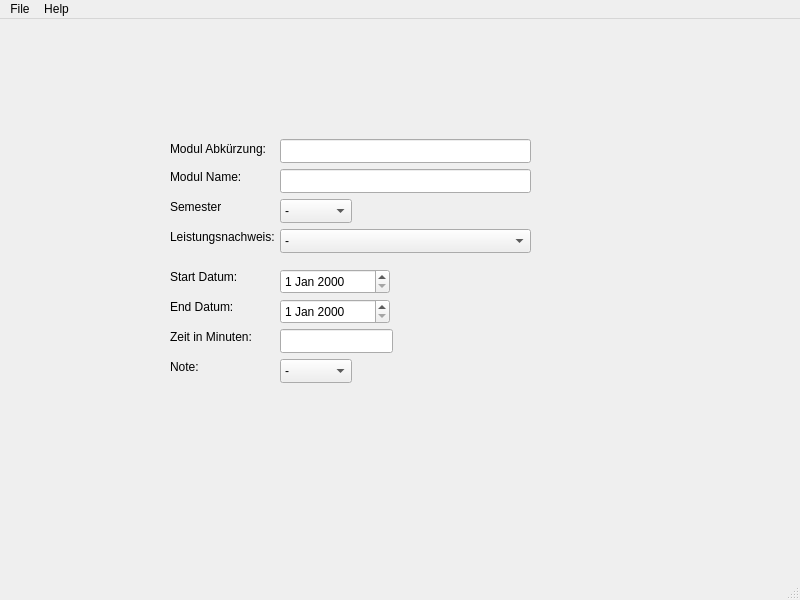
This is src/Db_Input_Window.ui in Enidable/AkademeMateQt as Qt 5 draws it before an edit. The edited form follows.
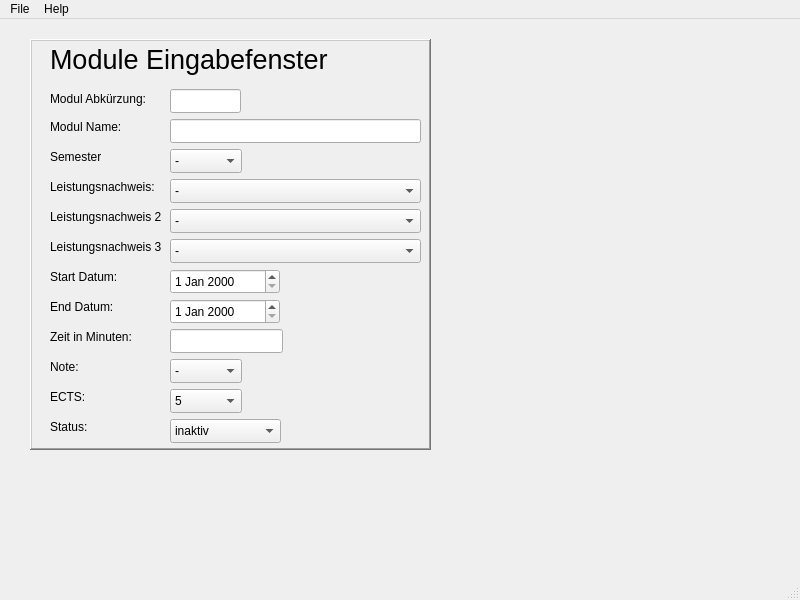
This is the edited form.

Commit message: color based on status

```diff
--- a/src/Db_Input_Window.ui
+++ b/src/Db_Input_Window.ui
@@ -17,9 +17,9 @@
    <widget class="QLineEdit" name="short_name_label">
     <property name="geometry">
      <rect>
-      <x>280</x>
-      <y>120</y>
-      <width>251</width>
+      <x>170</x>
+      <y>70</y>
+      <width>71</width>
       <height>24</height>
      </rect>
     </property>
@@ -27,8 +27,8 @@
    <widget class="QLineEdit" name="Long_Name">
     <property name="geometry">
      <rect>
-      <x>280</x>
-      <y>150</y>
+      <x>170</x>
+      <y>100</y>
       <width>251</width>
       <height>24</height>
      </rect>
@@ -37,8 +37,8 @@
    <widget class="QLabel" name="short_name">
     <property name="geometry">
      <rect>
-      <x>170</x>
-      <y>120</y>
+      <x>50</x>
+      <y>70</y>
       <width>101</width>
       <height>20</height>
      </rect>
@@ -50,8 +50,8 @@
    <widget class="QLabel" name="long_name_label">
     <property name="geometry">
      <rect>
-      <x>170</x>
-      <y>150</y>
+      <x>50</x>
+      <y>100</y>
       <width>81</width>
       <height>16</height>
      </rect>
@@ -60,11 +60,11 @@
      <string>Modul Name:</string>
     </property>
    </widget>
-   <widget class="QLabel" name="label">
+   <widget class="QLabel" name="semester_label">
     <property name="geometry">
      <rect>
-      <x>170</x>
-      <y>180</y>
+      <x>50</x>
+      <y>130</y>
       <width>51</width>
       <height>16</height>
      </rect>
@@ -76,8 +76,8 @@
    <widget class="QLabel" name="label_2">
     <property name="geometry">
      <rect>
-      <x>170</x>
-      <y>210</y>
+      <x>50</x>
+      <y>160</y>
       <width>111</width>
       <height>16</height>
      </rect>
@@ -89,8 +89,8 @@
    <widget class="QComboBox" name="Semester_select">
     <property name="geometry">
      <rect>
-      <x>280</x>
-      <y>180</y>
+      <x>170</x>
+      <y>130</y>
       <width>72</width>
       <height>24</height>
      </rect>
@@ -139,8 +139,8 @@
    <widget class="QComboBox" name="M_K_A_select">
     <property name="geometry">
      <rect>
-      <x>280</x>
-      <y>210</y>
+      <x>170</x>
+      <y>160</y>
       <width>251</width>
       <height>24</height>
      </rect>
@@ -174,7 +174,7 @@
    <widget class="QLabel" name="label_3">
     <property name="geometry">
      <rect>
-      <x>170</x>
+      <x>50</x>
       <y>250</y>
       <width>71</width>
       <height>16</height>
@@ -187,7 +187,7 @@
    <widget class="QLabel" name="label_4">
     <property name="geometry">
      <rect>
-      <x>170</x>
+      <x>50</x>
       <y>280</y>
       <width>71</width>
       <height>16</height>
@@ -200,7 +200,7 @@
    <widget class="QLabel" name="label_5">
     <property name="geometry">
      <rect>
-      <x>170</x>
+      <x>50</x>
       <y>310</y>
       <width>101</width>
       <height>16</height>
@@ -213,7 +213,7 @@
    <widget class="QLabel" name="label_6">
     <property name="geometry">
      <rect>
-      <x>170</x>
+      <x>50</x>
       <y>340</y>
       <width>49</width>
       <height>16</height>
@@ -226,7 +226,7 @@
    <widget class="QComboBox" name="Note_menu">
     <property name="geometry">
      <rect>
-      <x>280</x>
+      <x>170</x>
       <y>340</y>
       <width>72</width>
       <height>24</height>
@@ -296,7 +296,7 @@
    <widget class="QDateEdit" name="Start_dateEdit">
     <property name="geometry">
      <rect>
-      <x>280</x>
+      <x>170</x>
       <y>250</y>
       <width>110</width>
       <height>25</height>
@@ -306,7 +306,7 @@
    <widget class="QDateEdit" name="End_dateEdit">
     <property name="geometry">
      <rect>
-      <x>280</x>
+      <x>170</x>
       <y>280</y>
       <width>110</width>
       <height>25</height>
@@ -316,13 +316,249 @@
    <widget class="QLineEdit" name="lineEdit">
     <property name="geometry">
      <rect>
-      <x>280</x>
+      <x>170</x>
       <y>310</y>
       <width>113</width>
       <height>24</height>
      </rect>
     </property>
    </widget>
+   <widget class="QLabel" name="ects_label">
+    <property name="geometry">
+     <rect>
+      <x>50</x>
+      <y>370</y>
+      <width>49</width>
+      <height>16</height>
+     </rect>
+    </property>
+    <property name="text">
+     <string>ECTS:</string>
+    </property>
+   </widget>
+   <widget class="QLabel" name="status_label">
+    <property name="geometry">
+     <rect>
+      <x>50</x>
+      <y>400</y>
+      <width>49</width>
+      <height>16</height>
+     </rect>
+    </property>
+    <property name="text">
+     <string>Status:</string>
+    </property>
+   </widget>
+   <widget class="QComboBox" name="comboBox">
+    <property name="geometry">
+     <rect>
+      <x>170</x>
+      <y>370</y>
+      <width>72</width>
+      <height>24</height>
+     </rect>
+    </property>
+    <item>
+     <property name="text">
+      <string>5</string>
+     </property>
+    </item>
+    <item>
+     <property name="text">
+      <string>10</string>
+     </property>
+    </item>
+    <item>
+     <property name="text">
+      <string>15</string>
+     </property>
+    </item>
+   </widget>
+   <widget class="QComboBox" name="comboBox_2">
+    <property name="geometry">
+     <rect>
+      <x>170</x>
+      <y>400</y>
+      <width>111</width>
+      <height>24</height>
+     </rect>
+    </property>
+    <item>
+     <property name="text">
+      <string>inaktiv</string>
+     </property>
+    </item>
+    <item>
+     <property name="text">
+      <string>aktiv</string>
+     </property>
+    </item>
+    <item>
+     <property name="text">
+      <string>abgeschlossen</string>
+     </property>
+    </item>
+   </widget>
+   <widget class="QLabel" name="label">
+    <property name="geometry">
+     <rect>
+      <x>50</x>
+      <y>20</y>
+      <width>301</width>
+      <height>41</height>
+     </rect>
+    </property>
+    <property name="font">
+     <font>
+      <pointsize>20</pointsize>
+      <bold>false</bold>
+     </font>
+    </property>
+    <property name="text">
+     <string>Module Eingabefenster</string>
+    </property>
+   </widget>
+   <widget class="QLabel" name="M_K_A_label_2">
+    <property name="geometry">
+     <rect>
+      <x>50</x>
+      <y>190</y>
+      <width>111</width>
+      <height>16</height>
+     </rect>
+    </property>
+    <property name="text">
+     <string>Leistungsnachweis 2:</string>
+    </property>
+   </widget>
+   <widget class="QLabel" name="M_K_A_label_3">
+    <property name="geometry">
+     <rect>
+      <x>50</x>
+      <y>220</y>
+      <width>111</width>
+      <height>16</height>
+     </rect>
+    </property>
+    <property name="text">
+     <string>Leistungsnachweis 3:</string>
+    </property>
+   </widget>
+   <widget class="QComboBox" name="M_K_A_select_2">
+    <property name="geometry">
+     <rect>
+      <x>170</x>
+      <y>190</y>
+      <width>251</width>
+      <height>24</height>
+     </rect>
+    </property>
+    <item>
+     <property name="text">
+      <string>-</string>
+     </property>
+    </item>
+    <item>
+     <property name="text">
+      <string>Sofort Online Klausur</string>
+     </property>
+    </item>
+    <item>
+     <property name="text">
+      <string>Termin Online Klausur</string>
+     </property>
+    </item>
+    <item>
+     <property name="text">
+      <string>Assignment</string>
+     </property>
+    </item>
+    <item>
+     <property name="text">
+      <string>Laborbericht</string>
+     </property>
+    </item>
+   </widget>
+   <widget class="QComboBox" name="M_K_A_select_3">
+    <property name="geometry">
+     <rect>
+      <x>170</x>
+      <y>220</y>
+      <width>251</width>
+      <height>24</height>
+     </rect>
+    </property>
+    <item>
+     <property name="text">
+      <string>-</string>
+     </property>
+    </item>
+    <item>
+     <property name="text">
+      <string>Sofort Online Klausur</string>
+     </property>
+    </item>
+    <item>
+     <property name="text">
+      <string>Termin Online Klausur</string>
+     </property>
+    </item>
+    <item>
+     <property name="text">
+      <string>Assignment</string>
+     </property>
+    </item>
+    <item>
+     <property name="text">
+      <string>Laborbericht</string>
+     </property>
+    </item>
+   </widget>
+   <widget class="QFrame" name="input_frame">
+    <property name="geometry">
+     <rect>
+      <x>30</x>
+      <y>20</y>
+      <width>401</width>
+      <height>411</height>
+     </rect>
+    </property>
+    <property name="frameShape">
+     <enum>QFrame::WinPanel</enum>
+    </property>
+    <property name="frameShadow">
+     <enum>QFrame::Raised</enum>
+    </property>
+    <property name="lineWidth">
+     <number>5</number>
+    </property>
+   </widget>
+   <zorder>input_frame</zorder>
+   <zorder>short_name_label</zorder>
+   <zorder>Long_Name</zorder>
+   <zorder>short_name</zorder>
+   <zorder>long_name_label</zorder>
+   <zorder>semester_label</zorder>
+   <zorder>M_K_A_label</zorder>
+   <zorder>Semester_select</zorder>
+   <zorder>M_K_A_select</zorder>
+   <zorder>start_date_label</zorder>
+   <zorder>end_date_label</zorder>
+   <zorder>time_min_label</zorder>
+   <zorder>note_label</zorder>
+   <zorder>Note_menu</zorder>
+   <zorder>Start_dateEdit</zorder>
+   <zorder>End_dateEdit</zorder>
+   <zorder>lineEdit</zorder>
+   <zorder>ects_label</zorder>
+   <zorder>status_label</zorder>
+   <zorder>comboBox</zorder>
+   <zorder>comboBox_2</zorder>
+   <zorder>label</zorder>
+   <zorder>M_K_A_label_2</zorder>
+   <zorder>M_K_A_label_3</zorder>
+   <zorder>M_K_A_select_2</zorder>
+   <zorder>M_K_A_select_3</zorder>
   </widget>
   <widget class="QMenuBar" name="menubar">
    <property name="geometry">
```
Left out of the diff: 10 changed lines with no effect on the pictures. The commit also changes 6 other files.
